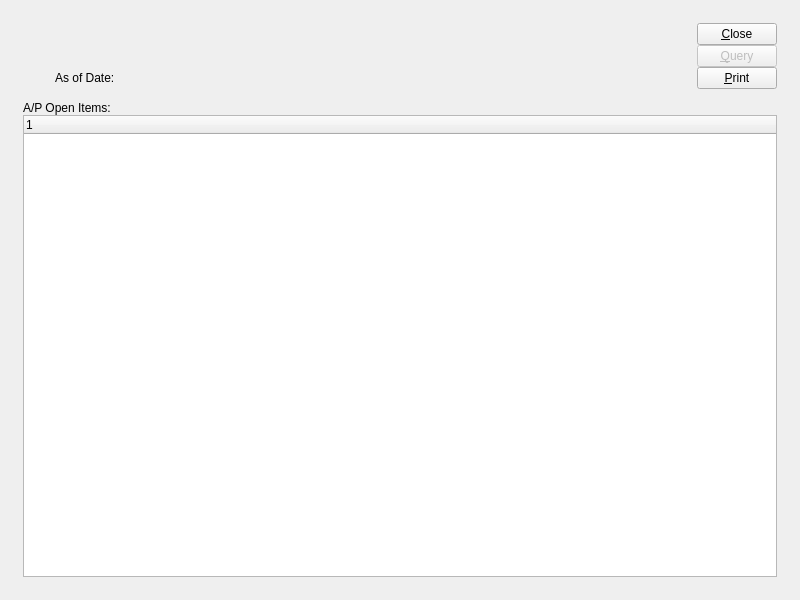
WooodHead/xtuple, file xtuple/trunk/guiclient/dspAPOpenItemsByVendor.ui: the form before one commit.
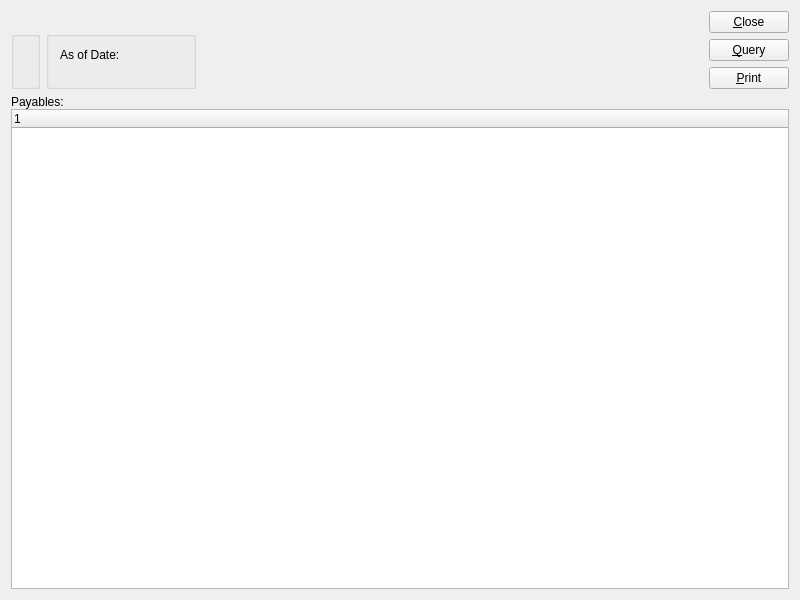
The form after the commit. Custom widgets are drawn as their Qt base class.

Commit message: issue #11266:  Add support for viewing all payables for all vendors on AP Open Items by vendor.

```diff
--- a/xtuple/trunk/guiclient/dspAPOpenItemsByVendor.ui
+++ b/xtuple/trunk/guiclient/dspAPOpenItemsByVendor.ui
@@ -20,23 +20,14 @@
   <property name="windowTitle">
    <string>A/P Open Items by Vendor</string>
   </property>
+  <layout class="QGridLayout" name="gridLayout_4">
+   <item row="0" column="0">
   <layout class="QGridLayout" name="gridLayout_3">
    <item row="0" column="0">
-    <layout class="QGridLayout" name="gridLayout_2">
-     <property name="margin">
-      <number>12</number>
-     </property>
-     <property name="spacing">
-      <number>12</number>
-     </property>
-     <item row="0" column="0">
       <layout class="QVBoxLayout">
        <property name="spacing">
         <number>0</number>
        </property>
-       <property name="margin">
-        <number>0</number>
-       </property>
        <item>
         <widget class="VendorCluster" name="_vend">
          <property name="focusPolicy">
@@ -62,51 +53,11 @@
        </item>
       </layout>
      </item>
-     <item row="0" column="1">
-      <layout class="QGridLayout" name="gridLayout">
-       <item row="0" column="0" colspan="2">
-        <widget class="DateCluster" name="_dates">
-         <property name="focusPolicy">
-          <enum>Qt::StrongFocus</enum>
-         </property>
-        </widget>
-       </item>
-       <item row="1" column="0">
-        <spacer>
-         <property name="orientation">
-          <enum>Qt::Vertical</enum>
-         </property>
-         <property name="sizeType">
-          <enum>QSizePolicy::Fixed</enum>
-         </property>
-         <property name="sizeHint" stdset="0">
-          <size>
-           <width>56</width>
-           <height>13</height>
-          </size>
-         </property>
-        </spacer>
-       </item>
-       <item row="2" column="0">
-        <widget class="QLabel" name="_asOfLit">
-         <property name="text">
-          <string>As of Date:</string>
-         </property>
-        </widget>
-       </item>
-       <item row="2" column="1">
-        <widget class="DLineEdit" name="_asOf"/>
-       </item>
-      </layout>
-     </item>
-     <item row="0" column="2">
+     <item row="0" column="1" rowspan="2">
       <layout class="QHBoxLayout">
        <property name="spacing">
         <number>0</number>
        </property>
-       <property name="margin">
-        <number>0</number>
-       </property>
        <item>
         <spacer>
          <property name="orientation">
@@ -125,9 +76,6 @@
        </item>
        <item>
         <layout class="QVBoxLayout">
-         <property name="spacing">
-          <number>0</number>
-         </property>
          <item>
           <widget class="QPushButton" name="_close">
            <property name="text">
@@ -137,9 +85,6 @@
          </item>
          <item>
           <widget class="QPushButton" name="_query">
-           <property name="enabled">
-            <bool>false</bool>
-           </property>
            <property name="sizePolicy">
             <sizepolicy hsizetype="Minimum" vsizetype="Fixed">
              <horstretch>0</horstretch>
@@ -184,7 +129,61 @@
        </item>
       </layout>
      </item>
-     <item row="1" column="0" colspan="3">
+     <item row="1" column="0">
+      <layout class="QHBoxLayout" name="horizontalLayout">
+       <item>
+        <widget class="QGroupBox" name="_dateGroup">
+         <property name="title">
+          <string/>
+         </property>
+         <layout class="QGridLayout" name="gridLayout">
+          <item row="0" column="0">
+           <widget class="DateCluster" name="_dates">
+            <property name="focusPolicy">
+             <enum>Qt::StrongFocus</enum>
+            </property>
+           </widget>
+          </item>
+         </layout>
+        </widget>
+       </item>
+       <item>
+        <widget class="QGroupBox" name="groupBox">
+         <property name="title">
+          <string/>
+         </property>
+         <layout class="QGridLayout" name="gridLayout_2">
+          <item row="0" column="0">
+           <widget class="QLabel" name="_asOfLit">
+            <property name="text">
+             <string>As of Date:</string>
+            </property>
+           </widget>
+          </item>
+          <item row="0" column="1">
+           <widget class="DLineEdit" name="_asOf"/>
+          </item>
+          <item row="1" column="1">
+           <spacer>
+            <property name="orientation">
+             <enum>Qt::Vertical</enum>
+            </property>
+            <property name="sizeHint" stdset="0">
+             <size>
+              <width>56</width>
+              <height>13</height>
+             </size>
+            </property>
+           </spacer>
+          </item>
+         </layout>
+        </widget>
+       </item>
+      </layout>
+     </item>
+    </layout>
+   </item>
+   <item row="1" column="0">
       <widget class="QFrame" name="frame">
        <property name="sizePolicy">
         <sizepolicy hsizetype="Expanding" vsizetype="Expanding">
@@ -210,13 +209,10 @@
           <property name="spacing">
            <number>0</number>
           </property>
-          <property name="margin">
-           <number>0</number>
-          </property>
           <item>
            <widget class="QLabel" name="_apOpenItemsLit">
             <property name="text">
-             <string>A/P Open Items:</string>
+           <string>Payables:</string>
             </property>
            </widget>
           </item>
@@ -229,8 +225,6 @@
       </widget>
      </item>
     </layout>
-   </item>
-  </layout>
  </widget>
  <layoutdefault spacing="6" margin="11"/>
  <pixmapfunction>qPixmapFromMimeSource</pixmapfunction>
```
Left out of the diff: 29 changed lines with no effect on the pictures. Lines whose indentation alone changed are shown as unchanged. The commit also changes 7 other files.
